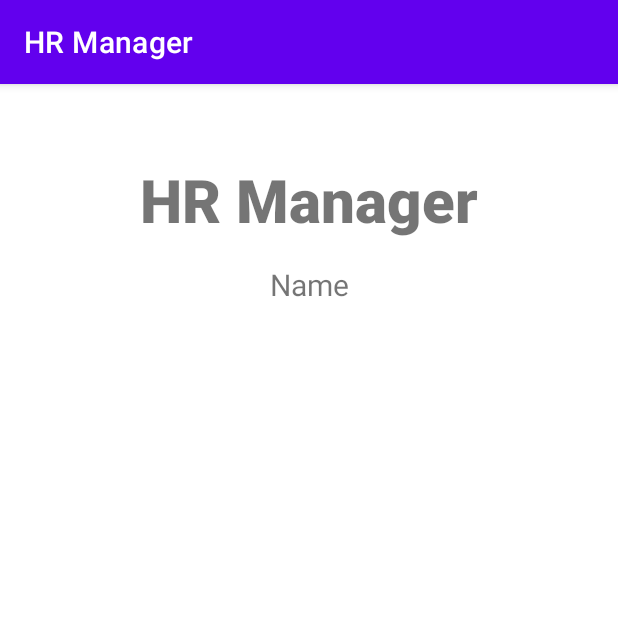
After one commit to dangvq-daniel/hr-manager, an Android app: the EmployeeTableActivity screen opened directly, with no data from a screen before it, on a phone screen of 412 x 824 dp, the top half of it. The commit adds this screen. Run offline under Robolectric (Android 15) with nearby library versions, the phone set to English and light mode, and no system bars.

Commit message:
Added session info class and employee table activity

```diff
--- a/app/src/main/AndroidManifest.xml
+++ b/app/src/main/AndroidManifest.xml
@@ -9,6 +9,9 @@
         android:roundIcon="@mipmap/ic_launcher_round"
         android:supportsRtl="true"
         android:theme="@style/Theme.HRManager">
+        <activity
+            android:name=".EmployeeTableActivity"
+            android:exported="false" />
         <activity
             android:name=".MainActivity"
             android:exported="true">
--- /dev/null
+++ b/app/src/main/java/com/alfuvedan/hrmanager/EmployeeTableActivity.java
@@ -0,0 +1,29 @@
+package com.alfuvedan.hrmanager;
+
+import androidx.appcompat.app.AppCompatActivity;
+
+import android.content.Intent;
+import android.os.Bundle;
+
+import com.alfuvedan.hrmanager.data.Employees;
+import com.alfuvedan.hrmanager.session.SessionInfo;
+
+public class EmployeeTableActivity extends AppCompatActivity {
+
+    @Override
+    protected void onCreate(Bundle savedInstanceState) {
+        super.onCreate(savedInstanceState);
+        setContentView(R.layout.activity_employee_table);
+
+        SessionInfo.loadSessionData(this);
+        Employees.getEmployeesFromFile(this);
+
+        if(!SessionInfo.isLoggedIn())
+            this.goToMainActivity();
+    }
+
+    private void goToMainActivity() {
+        Intent intent = new Intent(this, MainActivity.class);
+        startActivity(intent);
+    }
+}
--- a/app/src/main/java/com/alfuvedan/hrmanager/data/save/DataSaver.java
+++ b/app/src/main/java/com/alfuvedan/hrmanager/data/save/DataSaver.java
@@ -1,10 +1,13 @@
 package com.alfuvedan.hrmanager.data.save;
+
+import androidx.annotation.NonNull;
+import androidx.annotation.Nullable;
 
 import java.io.*;
 import java.util.*;
 
 public class DataSaver {
-    public static <T extends ISavableData> void saveData(File saveFile, Collection<T> dataCollection) throws IOException {
+    public static <T extends ISavableData> void saveData(@NonNull File saveFile, @NonNull Collection<T> dataCollection) throws IOException {
         if(saveFile.createNewFile())
             System.out.println("Created file " + saveFile);
 
@@ -26,7 +29,11 @@ public class DataSaver {
         outStream.close();
     }
 
-    public static <T extends ISavableData> Collection<T> readData(File saveFile, IDataConverter<T> getData) throws IOException {
+    public static <T extends ISavableData> void saveData(@NonNull File saveFile, @NonNull T data) throws IOException {
+        saveData(saveFile, Collections.singletonList(data));
+    }
+
+    public static <T extends ISavableData> Collection<T> readData(@NonNull File saveFile, @NonNull IDataConverter<T> getData) throws IOException {
         Collection<T> collection = new ArrayList<>();
 
         if(!saveFile.exists())
@@ -46,4 +53,18 @@ public class DataSaver {
 
         return collection;
     }
+
+    public static @Nullable <T extends ISavableData> T readSingleData(@NonNull File saveFile, @NonNull IDataConverter<T> getData) throws IOException {
+        Collection<T> data = readData(saveFile, getData);
+
+        if(data.isEmpty())
+            return null;
+
+        return data.iterator().next();
+    }
+
+    public static void clearData(@NonNull File saveFile) {
+        if(saveFile.delete())
+            System.out.println("Deleted file " + saveFile);
+    }
 }
--- /dev/null
+++ b/app/src/main/java/com/alfuvedan/hrmanager/session/SessionInfo.java
@@ -0,0 +1,65 @@
+package com.alfuvedan.hrmanager.session;
+
+import android.content.Context;
+import android.widget.Toast;
+
+import androidx.annotation.*;
+
+import com.alfuvedan.hrmanager.data.LoginInfo;
+import com.alfuvedan.hrmanager.data.save.DataSaver;
+
+import java.io.File;
+import java.io.IOException;
+
+public class SessionInfo {
+    private static final String SAVE_FILE = "session.csv";
+
+    private static @Nullable LoginInfo loginInfo;
+
+    private static File getSaveFile(@NonNull Context context) {
+        return new File(context.getDataDir(), SAVE_FILE);
+    }
+
+    public static void login(@NonNull Context context, @NonNull LoginInfo loginInfo) {
+        SessionInfo.loginInfo = loginInfo;
+        saveSession(context);
+    }
+
+    public static void logout(@NonNull Context context) {
+        SessionInfo.loginInfo = null;
+        deleteSession(context);
+    }
+
+    public static @Nullable LoginInfo getLoginInfo() {
+        return loginInfo;
+    }
+
+    public static boolean isLoggedIn() {
+        return getLoginInfo() != null;
+    }
+
+    private static void saveSession(@NonNull Context context) {
+        if(loginInfo == null)
+            throw new IllegalArgumentException("No login session to save");
+
+        try {
+            DataSaver.saveData(getSaveFile(context), loginInfo);
+        }
+        catch (IOException e) {
+            Toast.makeText(context, "Error: could not save login session", Toast.LENGTH_SHORT).show();
+        }
+    }
+
+    public static void loadSessionData(@NonNull Context context) {
+        try {
+            loginInfo = DataSaver.readSingleData(getSaveFile(context), LoginInfo::new);
+        }
+        catch(IOException e) {
+            System.out.println("Could not load session data");
+        }
+    }
+
+    private static void deleteSession(@NonNull Context context) {
+        DataSaver.clearData(getSaveFile(context));
+    }
+}
--- /dev/null
+++ b/app/src/main/res/layout/activity_employee_table.xml
@@ -0,0 +1,55 @@
+<?xml version="1.0" encoding="utf-8"?>
+<androidx.constraintlayout.widget.ConstraintLayout xmlns:android="http://schemas.android.com/apk/res/android"
+    xmlns:app="http://schemas.android.com/apk/res-auto"
+    xmlns:tools="http://schemas.android.com/tools"
+    android:layout_width="match_parent"
+    android:layout_height="match_parent"
+    tools:context=".EmployeeTableActivity">
+
+    <TextView
+        android:id="@+id/banner2"
+        android:layout_width="match_parent"
+        android:layout_height="wrap_content"
+        android:layout_marginTop="50dp"
+        android:fontFamily="sans-serif-black"
+        android:text="@string/app_name"
+        android:textAlignment="center"
+        android:textSize="40sp"
+        android:textStyle="bold"
+        app:layout_constraintLeft_toLeftOf="parent"
+        app:layout_constraintRight_toRightOf="parent"
+        app:layout_constraintTop_toTopOf="parent" />
+
+    <ScrollView
+        android:id="@+id/scrollPane"
+        android:layout_width="0dp"
+        android:layout_height="0dp"
+        android:layout_marginTop="16dp"
+        app:layout_constraintBottom_toBottomOf="parent"
+        app:layout_constraintEnd_toEndOf="parent"
+        app:layout_constraintStart_toStartOf="parent"
+        app:layout_constraintTop_toBottomOf="@+id/banner2">
+
+        <LinearLayout
+            android:id="@+id/employeeTable"
+            android:layout_width="match_parent"
+            android:layout_height="wrap_content"
+            android:orientation="vertical">
+
+            <TableRow
+                android:id="@+id/tableHeader"
+                android:layout_width="match_parent"
+                android:layout_height="match_parent">
+
+                <TextView
+                    android:id="@+id/nameLabel"
+                    android:layout_width="wrap_content"
+                    android:layout_height="wrap_content"
+                    android:layout_weight="1"
+                    android:text="@string/name_label"
+                    android:textAlignment="center"
+                    android:textSize="20sp" />
+            </TableRow>
+        </LinearLayout>
+    </ScrollView>
+</androidx.constraintlayout.widget.ConstraintLayout>
--- a/app/src/main/res/values/strings.xml
+++ b/app/src/main/res/values/strings.xml
@@ -10,4 +10,5 @@
     <string name="reg_user_btn">REGISTER USER</string>
     <string name="search_title">Enter an employee…</string>
     <string name="access_tier_hint">Access Tier</string>
+    <string name="name_label">Name</string>
 </resources>
```
Also changed, not shown: app/src/main/java/com/alfuvedan/hrmanager/MainActivity.java (+14 -5 lines).
